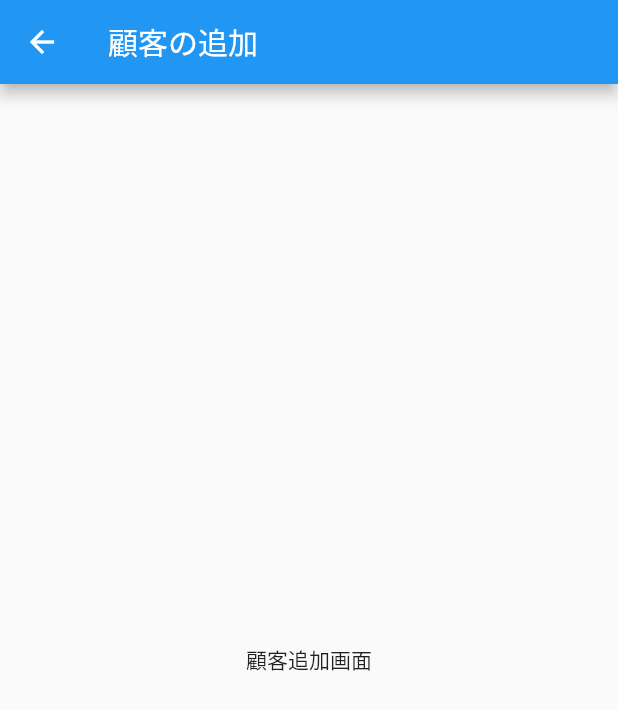
After one commit to marokoro7636/CustomerManagement, a Flutter app: the screen it shows after launch, after a tap on the "add" icon, on a phone screen of 412 x 824 dp. The commit adds this screen. Shown: the top 710 px of the screen. Run offline on Flutter 3.47's test engine with Material 2 defaults, Android fonts, the phone set to English and light mode, and no system bars; our stand-ins replace hooks_riverpod.

Commit message:
Add customer_add_screen and FloatingActionButton

```diff
--- a/lib/ui/base/base_screen.dart
+++ b/lib/ui/base/base_screen.dart
@@ -19,7 +19,7 @@ class BaseScreen extends HookConsumerWidget {
   @override
   Widget build(BuildContext context, WidgetRef ref) {
     final pageType = ref.watch(baseStateProvider);
-    final viewModel = ref.watch(baseStateProvider.notifier);
+    final notifier = ref.watch(baseStateProvider.notifier);
 
     return Scaffold(
       body: screens[pageType.index],
@@ -30,7 +30,7 @@ class BaseScreen extends HookConsumerWidget {
         ],
         currentIndex: pageType.index,
         onTap: (index) {
-          viewModel.update((state) => PageType.values[index]);
+          notifier.state = PageType.values[index];
         },
         type: BottomNavigationBarType.fixed,
       ),
--- /dev/null
+++ b/lib/ui/customer/customer_add_screen.dart
@@ -0,0 +1,18 @@
+import 'package:flutter/material.dart';
+import 'package:hooks_riverpod/hooks_riverpod.dart';
+
+class CustomerAddScreen extends HookConsumerWidget {
+  const CustomerAddScreen({Key? key}) : super(key: key);
+
+  @override
+  Widget build(BuildContext context, WidgetRef ref) {
+    return Scaffold(
+      appBar: AppBar(
+        title: const Text('顧客の追加'),
+      ),
+      body: const Center(
+        child: Text('顧客追加画面'),
+      ),
+    );
+  }
+}
--- a/lib/ui/customer/customer_screen.dart
+++ b/lib/ui/customer/customer_screen.dart
@@ -1,5 +1,6 @@
 import 'package:flutter/material.dart';
 import 'package:hooks_riverpod/hooks_riverpod.dart';
+import 'package:customer_management/ui/customer/customer_add_screen.dart';
 
 class CustomerScreen extends HookConsumerWidget {
   const CustomerScreen({Key? key}) : super(key: key);
@@ -13,6 +14,17 @@ class CustomerScreen extends HookConsumerWidget {
       body: const Center(
         child: Text('顧客一覧画面'),
       ),
+      floatingActionButton: FloatingActionButton(
+        onPressed: () {
+          Navigator.push(
+            context,
+            MaterialPageRoute(builder: (context) {
+              return const CustomerAddScreen();
+            } ),
+          );
+        },
+        child: const Icon(Icons.add),
+      ),
     );
   }
 }
```
